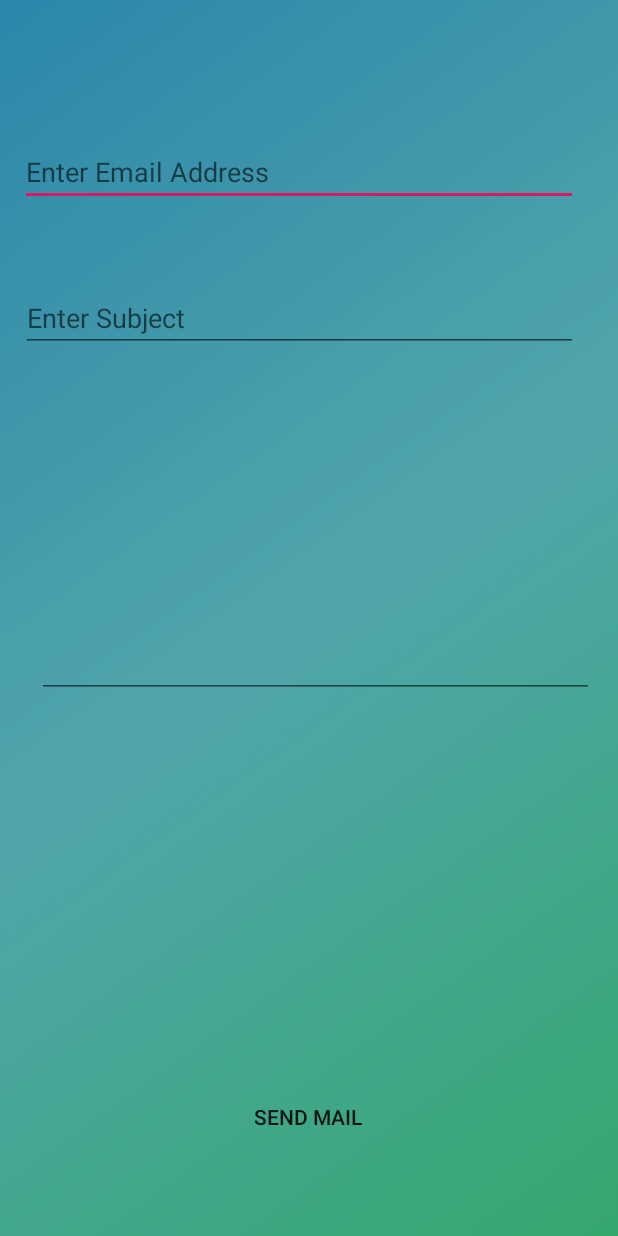
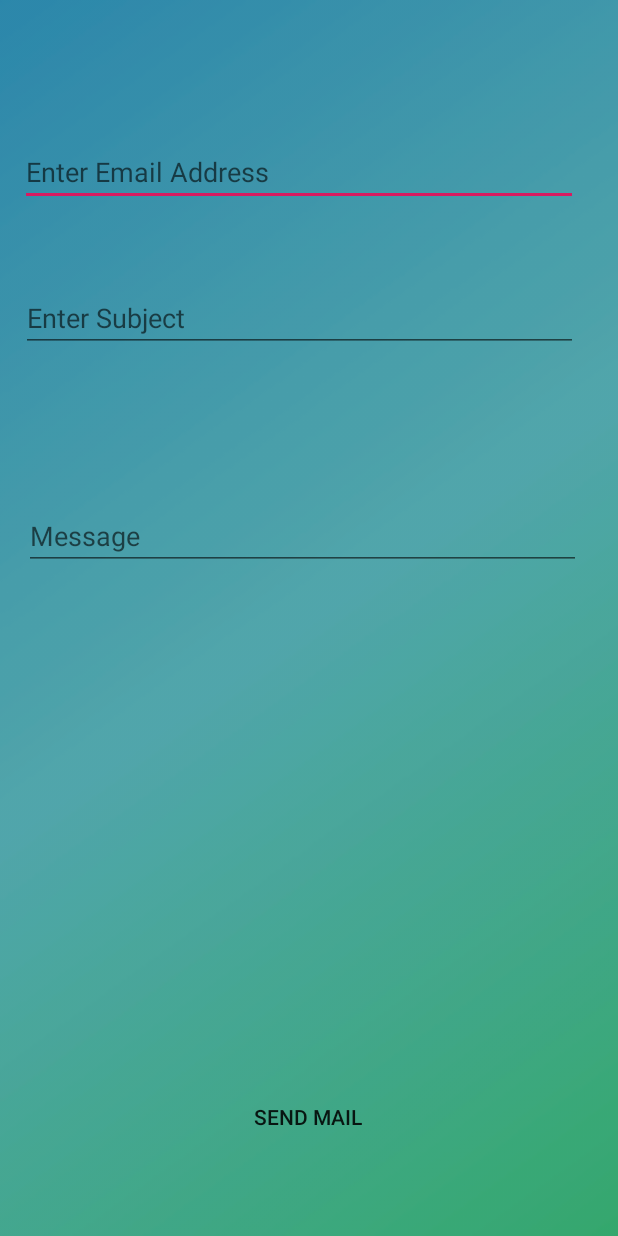
Before and after one commit to khushi07/Group4_FinalProject_W2019_MAD3125, an Android app: the layout fragment_contact.xml on its own in the app's theme, with its tools: preview values and no code run, on a phone screen of 412 x 824 dp. Run offline under Robolectric (Android 15) with nearby library versions, the phone set to English and light mode, and no system bars.

```diff
--- a/app/src/main/res/layout/fragment_contact.xml
+++ b/app/src/main/res/layout/fragment_contact.xml
@@ -66,17 +66,18 @@
         android:layout_width="371dp"
         android:layout_height="wrap_content"
         android:layout_marginStart="8dp"
-        android:layout_marginTop="292dp"
+        android:layout_marginTop="8dp"
         android:layout_marginEnd="8dp"
-        android:layout_marginBottom="8dp"
-        android:inputType="textMultiLine"
-        android:lines="7"
-        app:layout_constraintBottom_toTopOf="@+id/send"
+        android:layout_marginBottom="372dp"
+        android:ems="10"
+        android:hint="Message"
+        android:inputType="textPersonName"
+        app:layout_constraintBottom_toBottomOf="parent"
         app:layout_constraintEnd_toEndOf="parent"
-        app:layout_constraintHorizontal_bias="0.666"
+        app:layout_constraintHorizontal_bias="0.333"
         app:layout_constraintStart_toStartOf="parent"
         app:layout_constraintTop_toTopOf="parent"
-        app:layout_constraintVertical_bias="0.0"></EditText>
+        app:layout_constraintVertical_bias="0.82" />
 
 
 </androidx.constraintlayout.widget.ConstraintLayout>
```
Also changed, not shown: app/src/main/java/com/example/group_4_shoppingapp/Fragment/ContactFragment.java (+23 -6 lines).
